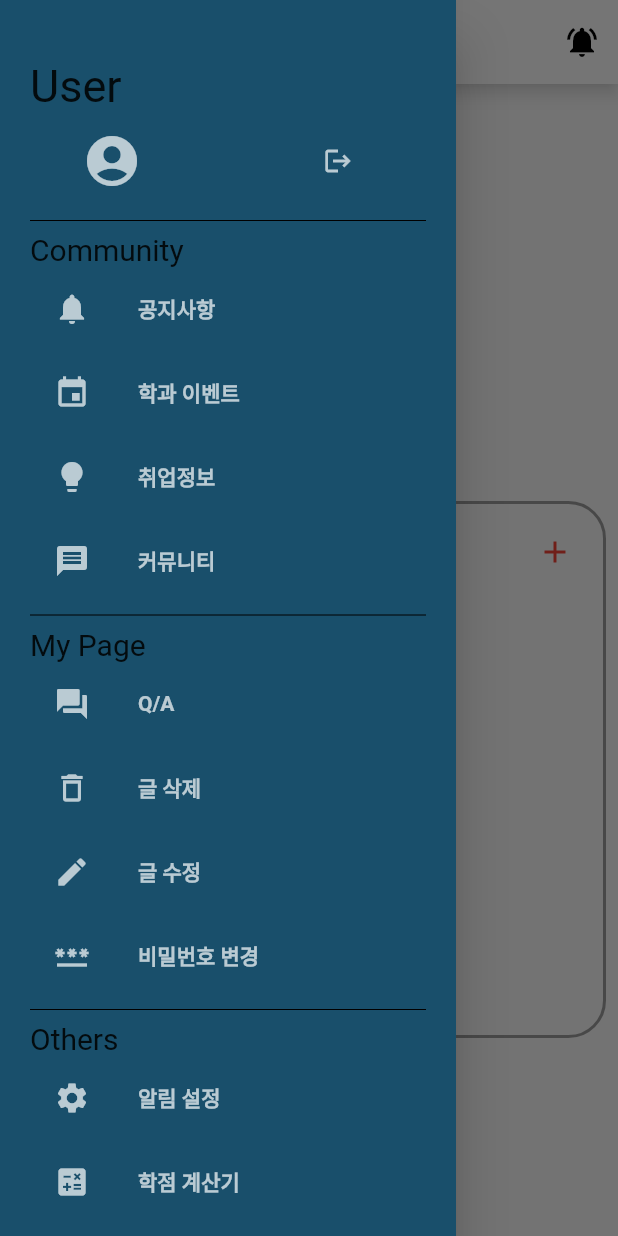
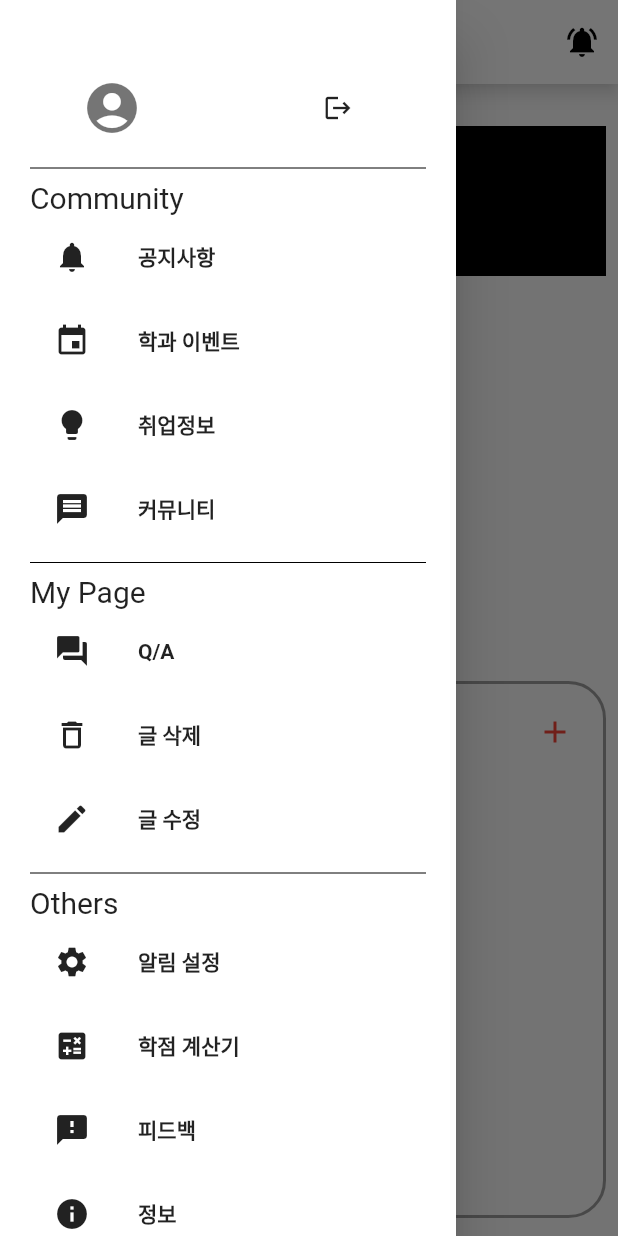
Before and after one commit to SangWook16074/OurProject, a Flutter app: the MainHome screen opened directly with empty values, with the side drawer open, on a phone screen of 412 x 824 dp. Run offline on Flutter 3.47's test engine with Material 2 defaults, Android fonts, the phone set to English and light mode, and no system bars; drawn by our look-alikes of carousel_slider; our stand-ins replace animated_splash_screen, cached_network_image, cloud_firestore, file_picker, firebase_core, firebase_messaging and 7 more; accounts and stored records are empty; Roboto replaces fonts that are missing (hoon).

Commit message:
중간 푸시

```diff
--- a/flutter_main_page/lib/main.dart
+++ b/flutter_main_page/lib/main.dart
@@ -11,7 +11,7 @@ import 'package:page_transition/page_transition.dart';
 import 'package:shared_preferences/shared_preferences.dart';
 import 'firebase_options.dart';
 
-late SharedPreferences prefs; //안드로이드만 가능함.
+late SharedPreferences prefs;
 Color myColor = Color(0xFF87C2F3);
 
 Future<void> _firebaseMessagingBackgroundHandler(RemoteMessage message) async {
@@ -55,7 +55,7 @@ void main() async {
   await Firebase.initializeApp(
     options: DefaultFirebaseOptions.currentPlatform,
   );
-  prefs = await SharedPreferences.getInstance(); // 안드로이드만 가능함.
+  prefs = await SharedPreferences.getInstance();
 
   FirebaseMessaging.onBackgroundMessage(_firebaseMessagingBackgroundHandler);
   runApp(MyApp());
--- a/flutter_main_page/lib/navigation_draw.dart
+++ b/flutter_main_page/lib/navigation_draw.dart
@@ -2,6 +2,7 @@ import 'package:firebase_messaging/firebase_messaging.dart';
 import 'package:flutter/material.dart';
 import 'package:flutter_main_page/custom_page_route.dart';
 import 'package:flutter_main_page/main.dart';
+import 'package:flutter_main_page/pages/feedback.dart';
 import 'package:flutter_main_page/pages/mainPage/main_page_sub/main_community/Community_house/com_notice.dart';
 import 'package:flutter_main_page/pages/mainPage/main_page_sub/main_user_info/main_other_page/calculate.dart';
 import 'package:flutter_main_page/pages/mainPage/main_page_sub/main_user_info/main_other_page/myContentDelete.dart';
@@ -103,14 +104,10 @@ class NavigationDrawerWidget extends StatelessWidget {
   Widget build(BuildContext context) {
     return Drawer(
       child: Material(
-        color: Color.fromARGB(255, 25, 79, 107),
+        color: Colors.white,
         child: ListView(padding: padding, children: <Widget>[
           const SizedBox(
             height: 40,
-          ),
-          Text(
-            "User",
-            style: TextStyle(fontFamily: 'hoon', fontSize: 30),
           ),
           _buildUserInfo(context),
           Divider(
@@ -184,14 +181,6 @@ class NavigationDrawerWidget extends StatelessWidget {
               this.userNumber,
             ),
           ),
-          _buildMenuItem(
-            context,
-            text: '비밀번호 변경',
-            icon: Icons.password,
-            onTap: ComPage(
-              this.userNumber,
-            ),
-          ),
           Divider(
             color: Colors.black,
           ),
@@ -208,24 +197,20 @@ class NavigationDrawerWidget extends StatelessWidget {
             },
             leading: Icon(
               Icons.settings,
-              color: Colors.white70,
+              color: Colors.black87,
             ),
             title: Text(
               "알림 설정",
               style:
-                  TextStyle(color: Colors.white70, fontWeight: FontWeight.bold),
+                  TextStyle(color: Colors.black87, fontWeight: FontWeight.bold),
             ),
           ),
           _buildMenuItem(context,
               text: '학점 계산기', icon: Icons.calculate, onTap: CalculatePage()),
-          _buildMenuItem(
-            context,
-            text: '피드백',
-            icon: Icons.feedback,
-            onTap: ComPage(
-              this.userNumber,
-            ),
-          ),
+          _buildMenuItem(context,
+              text: '피드백',
+              icon: Icons.feedback,
+              onTap: FeedBackPage(userNumber: this.userNumber)),
           _buildMenuItem(
             context,
             text: '정보',
@@ -252,7 +237,7 @@ class NavigationDrawerWidget extends StatelessWidget {
           Icon(
             Icons.account_circle_rounded,
             size: 40,
-            color: Colors.white70,
+            color: Colors.black54,
           ),
           Column(
             children: [
@@ -262,19 +247,19 @@ class NavigationDrawerWidget extends StatelessWidget {
                   style: const TextStyle(
                       fontSize: 20,
                       fontWeight: FontWeight.w700,
-                      color: Colors.white70),
+                      color: Colors.black87),
                 ),
               ),
               Text(
                 '${this.userNumber}',
-                style: const TextStyle(fontSize: 15, color: Colors.white70),
+                style: const TextStyle(fontSize: 15, color: Colors.black87),
               ),
             ],
           ),
           IconButton(
             icon: Icon(
               Icons.logout,
-              color: Colors.white70,
+              color: Colors.black87,
               size: 20,
             ),
             color: Color.fromRGBO(104, 103, 103, 100),
@@ -295,7 +280,7 @@ class NavigationDrawerWidget extends StatelessWidget {
 
   Widget _buildMenuItem(BuildContext context,
       {required String text, required IconData icon, required Widget onTap}) {
-    final color = Colors.white70;
+    final color = Colors.black87;
 
     return ListTile(
       onTap: () {
--- a/flutter_main_page/lib/pages/WritePages/com_write_event.dart
+++ b/flutter_main_page/lib/pages/WritePages/com_write_event.dart
@@ -20,8 +20,7 @@ class Write {
 }
 
 class WriteEventPage extends StatefulWidget {
-  final String user;
-  const WriteEventPage(this.user, {Key? key}) : super(key: key);
+  const WriteEventPage({Key? key}) : super(key: key);
 
   @override
   State<WriteEventPage> createState() => _WriteEventPageState();
@@ -70,7 +69,7 @@ class _WriteEventPageState extends State<WriteEventPage> {
     }
   }
 
-  void _createItemDialog(Write event, String user) {
+  void _createItemDialog(Write event) {
     showDialog(
         context: context,
         barrierDismissible: false,
@@ -90,7 +89,7 @@ class _WriteEventPageState extends State<WriteEventPage> {
                   onPressed: () {
                     callOnFcmApiSendPushNotifications(
                         title: '새 이벤트가 등록되었습니다.', body: '[이벤트] ${event.title}');
-                    _addNotice(event, user);
+                    _addNotice(event);
                     Navigator.of(context).pop();
                     Navigator.of(context).pop();
                   },
@@ -105,11 +104,11 @@ class _WriteEventPageState extends State<WriteEventPage> {
         });
   }
 
-  void _addNotice(Write event, String user) {
+  void _addNotice(Write event) {
     FirebaseFirestore.instance.collection('event').add({
       'title': event.title,
       'content': event.content,
-      'author': user,
+      'author': '학생회',
       'time': event.time,
       'countLike': 0,
       'likedUsersList': [],
@@ -170,8 +169,8 @@ class _WriteEventPageState extends State<WriteEventPage> {
                   );
                 } else {
                   _createItemDialog(
-                      Write(_title.text, _content.text, _now.toString()),
-                      widget.user);
+                    Write(_title.text, _content.text, _now.toString()),
+                  );
                 }
               },
               icon: Icon(Icons.check))
--- a/flutter_main_page/lib/pages/mainPage/main_page_sub/main_home/main_home.dart
+++ b/flutter_main_page/lib/pages/mainPage/main_page_sub/main_home/main_home.dart
@@ -138,6 +138,10 @@ class _MainHomeState extends State<MainHome> {
               SizedBox(
                 height: 20,
               ),
+              _buildTop(),
+              SizedBox(
+                height: 20,
+              ),
               _buildImage(),
               SizedBox(
                 height: 30,
@@ -182,6 +186,14 @@ class _MainHomeState extends State<MainHome> {
             ],
           ),
         ));
+  }
+
+  Widget _buildTop() {
+    return Container(
+      height: 100,
+      width: 100,
+      color: Colors.black,
+    );
   }
 
   Widget _buildBottom() {
@@ -274,7 +286,7 @@ class _MainHomeState extends State<MainHome> {
                 color: Colors.blueGrey),
           ),
           subtitle: Text(
-            "작성자 : ${notice.author}",
+            "${notice.author} | ${notice.time}",
             style: const TextStyle(fontSize: 12),
           ),
         ),
```
Also changed, not shown: flutter_main_page/lib/pages/AdminPage/event_manage.dart (+24 -8 lines), flutter_main_page/lib/pages/AdminPage/notice_manage.dart (+24 -7 lines), flutter_main_page/lib/pages/feedback.dart (added, +142 -0 lines), flutter_main_page/lib/pages/mainPage/main_page_sub/main_alarm/main_alarm.dart (+5 -7 lines), flutter_main_page/lib/pages/mainPage/main_page_sub/main_community/Community_house/com_notice.dart (+15 -22 lines), flutter_main_page/lib/pages/mainPage/main_page_sub/main_community/Community_house/com_noticeWrite.dart (+9 -11 lines), flutter_main_page/lib/pages/mainPage/main_page_sub/main_community/Community_house/com_search.dart (+108 -3 lines).
